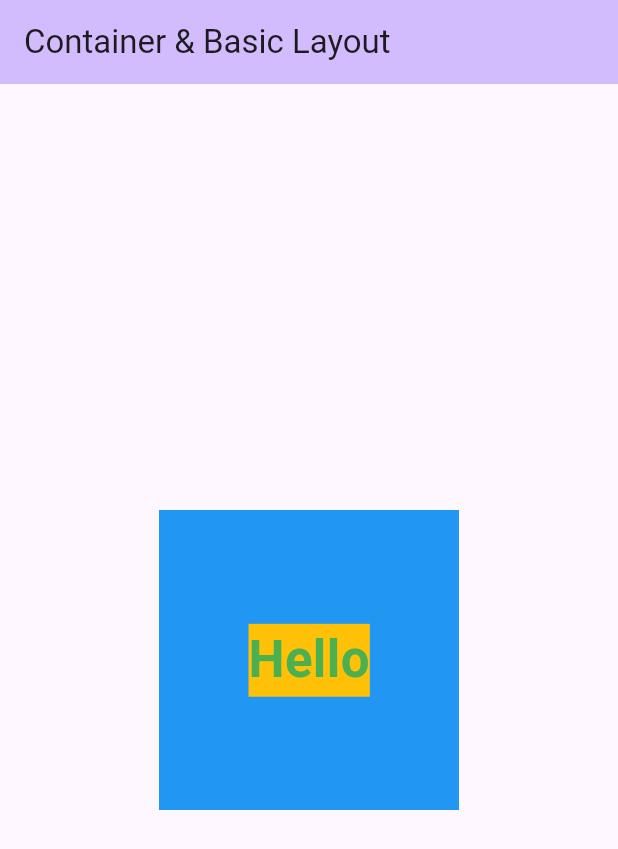
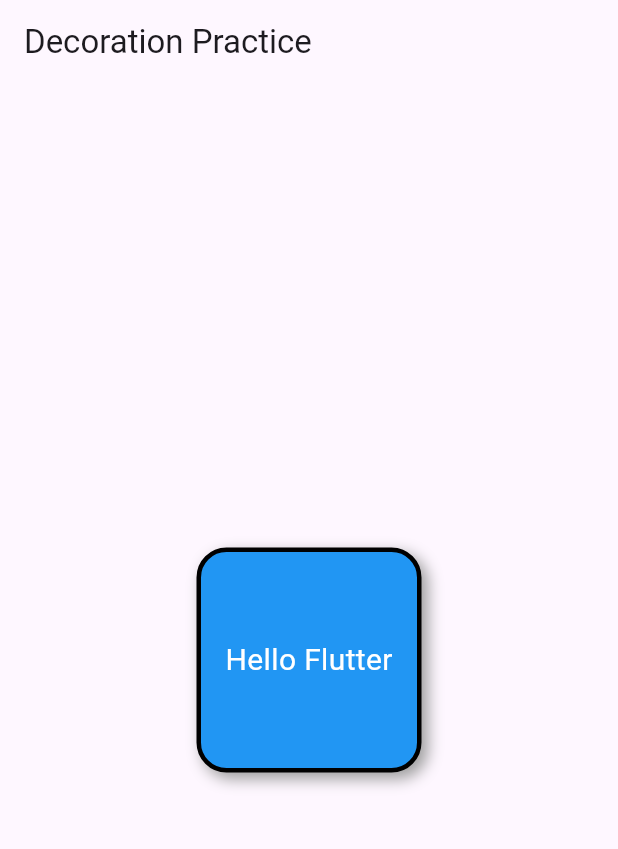
Before and after one commit to ManishS72/Flutter-Practices, a Flutter app: the screen it shows after launch, on a phone screen of 412 x 824 dp. Shown: the top 849 px of the screen. Run offline on Flutter 3.47's test engine with Material 3 defaults, Android fonts, the phone set to English and light mode, and no system bars.

Commit message:
decoration

```diff
--- /dev/null
+++ b/lib/decorationpractice.dart
@@ -0,0 +1,36 @@
+import 'package:flutter/material.dart';
+
+class DecorationPractice extends StatelessWidget {
+  const DecorationPractice({super.key});
+
+  @override
+  Widget build(BuildContext context) {
+    return Scaffold(
+      appBar: AppBar(title: const Text("Decoration Practice")),
+      body: Center(
+        child: Container(
+          height: 150,
+          width: 150,
+          decoration: BoxDecoration(
+            color: Colors.blue,
+            borderRadius: BorderRadius.circular(20),
+            border: Border.all(color: Colors.black, width: 3),
+            boxShadow: const [
+              BoxShadow(
+                color: Colors.grey,
+                blurRadius: 8,
+                offset: Offset(4, 4),
+              ),
+            ],
+          ),
+          child: const Center(
+            child: Text(
+              "Hello Flutter",
+              style: TextStyle(color: Colors.white, fontSize: 20),
+            ),
+          ),
+        ),
+      ),
+    );
+  }
+}
--- a/lib/main.dart
+++ b/lib/main.dart
@@ -1,4 +1,5 @@
 import 'package:flutter/material.dart';
+import 'decorationpractice.dart';
 
 void main() {
   runApp(const MyApp());
@@ -6,56 +7,15 @@ void main() {
 
 class MyApp extends StatelessWidget {
   const MyApp({super.key});
+
   @override
   Widget build(BuildContext context) {
     return MaterialApp(
-      title: 'Flutter Demo',
-      theme: ThemeData(colorScheme: .fromSeed(seedColor: Colors.deepPurple)),
-      home: const MyHomePage(title: 'Container & Basic Layout'),
+      debugShowCheckedModeBanner: false,
+      theme: ThemeData(
+        colorScheme: ColorScheme.fromSeed(seedColor: Colors.deepPurple),
+      ),
+      home: const DecorationPractice(),
     );
   }
 }
-
-class MyHomePage extends StatefulWidget {
-  const MyHomePage({super.key, required this.title});
-
-  final String title;
-
-  @override
-  State<MyHomePage> createState() => _MyHomePageState();
-}
-
-class _MyHomePageState extends State<MyHomePage> {
-  int _counter = 0;
-
-  void _incrementCounter() {
-    setState(() {
-      _counter++;
-    });
-  }
-
-  @override
-  Widget build(BuildContext context) {
-    return Scaffold(
-      appBar: AppBar(
-        backgroundColor: Theme.of(context).colorScheme.inversePrimary,
-
-        title: Text(widget.title),
-      ),
-
-      body:Center(
-        child: Container(
-        width: 200,
-        height: 200,
-        color: Colors.blue,
-        child: Center(
-        child: Text("Hello", style: TextStyle(
-        fontSize: 34,
-        fontWeight: FontWeight.bold,
-        backgroundColor: Colors.amber,
-        color: Colors.green),),),
-      ),
-      ),
-    );
-  }
-}
```
